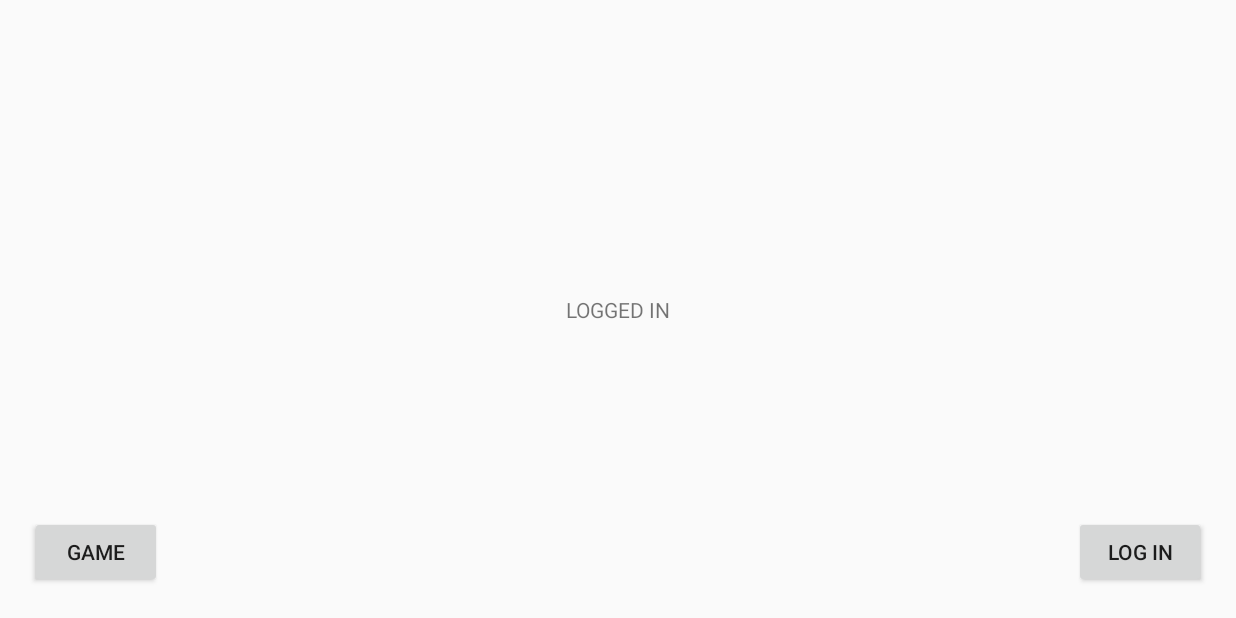
After one commit to TomaszTurkiewicz/Eggs, an Android app: the LoginActivity screen opened directly, with no data from a screen before it, on a phone screen of 824 x 412 dp (held sideways). The commit adds this screen. Run offline under Robolectric (Android 15) with nearby library versions, the phone set to English and light mode, and no system bars; our stand-ins replace Firebase (no records; nobody signed in at launch, a user with empty details on screens opened directly).

Commit message:
firebase auth (google)

```diff
--- a/app/src/main/AndroidManifest.xml
+++ b/app/src/main/AndroidManifest.xml
@@ -11,6 +11,10 @@
         android:supportsRtl="true"
         android:theme="@style/Theme.AppCompat.Light.NoActionBar.FullScreen">
         <activity
+            android:name=".LoginActivity"
+            android:screenOrientation="landscape"
+            tools:ignore="LockedOrientationActivity" />
+        <activity
             android:name=".MainActivity"
             android:screenOrientation="landscape"
             tools:ignore="LockedOrientationActivity">
--- /dev/null
+++ b/app/src/main/java/com/tt/eggs/LoginActivity.kt
@@ -0,0 +1,137 @@
+package com.tt.eggs
+
+import android.content.Intent
+import androidx.appcompat.app.AppCompatActivity
+import android.os.Bundle
+import android.util.Log
+import android.view.View
+import com.google.android.gms.auth.api.signin.GoogleSignIn
+import com.google.android.gms.auth.api.signin.GoogleSignInClient
+import com.google.android.gms.auth.api.signin.GoogleSignInOptions
+import com.google.android.gms.common.api.ApiException
+import com.google.firebase.auth.FirebaseAuth
+import com.google.firebase.auth.FirebaseUser
+import com.google.firebase.auth.GoogleAuthProvider
+import kotlinx.android.synthetic.main.activity_login.*
+
+class LoginActivity : AppCompatActivity() {
+
+    private lateinit var auth: FirebaseAuth
+    private lateinit var googleSignInClient: GoogleSignInClient
+
+    /**------------------ activity life cycle -------------------------------------**/
+    override fun onCreate(savedInstanceState: Bundle?) {
+        super.onCreate(savedInstanceState)
+        // display full screen
+        fullScreen()
+        setContentView(R.layout.activity_login)
+
+        auth = FirebaseAuth.getInstance()
+
+        val currentUser = auth.currentUser
+        updateUI(currentUser)
+
+        setButtonsActions()
+
+        val gso = GoogleSignInOptions.Builder(GoogleSignInOptions.DEFAULT_SIGN_IN)
+            .requestIdToken(getString(R.string.default_web_client_id))
+            .requestEmail()
+            .build()
+
+        googleSignInClient = GoogleSignIn.getClient(this,gso)
+
+    }
+
+
+
+    /**-------------------------- displaying functions -------------------------------**/
+
+    // full screen
+    private fun fullScreen(){
+        window.decorView.systemUiVisibility = (View.SYSTEM_UI_FLAG_IMMERSIVE
+                or View.SYSTEM_UI_FLAG_LAYOUT_STABLE
+                or View.SYSTEM_UI_FLAG_LAYOUT_HIDE_NAVIGATION
+                or View.SYSTEM_UI_FLAG_HIDE_NAVIGATION)
+
+        val decorView: View = window.decorView
+        decorView.setOnSystemUiVisibilityChangeListener { visibility ->
+            if(visibility and View.SYSTEM_UI_FLAG_FULLSCREEN==0){
+                decorView.systemUiVisibility = (View.SYSTEM_UI_FLAG_IMMERSIVE
+                        or View.SYSTEM_UI_FLAG_LAYOUT_STABLE
+                        or View.SYSTEM_UI_FLAG_LAYOUT_HIDE_NAVIGATION
+                        or View.SYSTEM_UI_FLAG_HIDE_NAVIGATION)
+            }
+        }
+    }
+
+    private fun updateUI(user:FirebaseUser?){
+        login_status.text = if(user!=null)"LOGGED IN" else "NOT LOGGED IN"
+
+    }
+
+
+    /** --------------------- buttons listeners -------------------------------**/
+
+    private fun setButtonsActions() {
+        backToGame.setOnClickListener {
+            val intent = Intent(this,MainActivity::class.java)
+            startActivity(intent)
+            finish()
+        }
+        googleSignIn.setOnClickListener {
+            if (auth.currentUser!=null){
+                signOut()
+            }else{
+                signIn()
+            }
+        }
+    }
+
+    /** ----------------------- sign in methods ---------------------------------**/
+
+    private fun signIn(){
+        val signInIntent = googleSignInClient.signInIntent
+        startActivityForResult(signInIntent, RC_SIGN_IN)
+    }
+
+    override fun onActivityResult(requestCode: Int, resultCode: Int, data: Intent?) {
+        super.onActivityResult(requestCode, resultCode, data)
+        if(requestCode == RC_SIGN_IN){
+            val task = GoogleSignIn.getSignedInAccountFromIntent(data)
+            try {
+                val account = task.getResult(ApiException::class.java)!!
+                firebaseAuthWithGoogle(account.idToken!!)
+            }
+            catch (e:ApiException){
+                Log.w("TAG", "Google sign in failed", e)
+            }
+        }
+    }
+
+    private fun firebaseAuthWithGoogle(idToken:String){
+        val credentials = GoogleAuthProvider.getCredential(idToken,null)
+        auth.signInWithCredential(credentials)
+            .addOnCompleteListener(this){ task ->
+                if(task.isSuccessful){
+                    val user = auth.currentUser
+                    updateUI(user)
+                }else{
+                    updateUI(null)
+                }
+            }
+    }
+
+    private fun signOut(){
+        auth.signOut()
+        googleSignInClient.signOut().addOnCompleteListener(this){
+            updateUI(null)
+        }
+    }
+    /** ------------------------ companion objects ----------------------------------**/
+
+
+    companion object{
+        private const val RC_SIGN_IN = 9001
+    }
+
+}
--- /dev/null
+++ b/app/src/main/res/layout/activity_login.xml
@@ -0,0 +1,37 @@
+<?xml version="1.0" encoding="utf-8"?>
+<androidx.constraintlayout.widget.ConstraintLayout xmlns:android="http://schemas.android.com/apk/res/android"
+    xmlns:app="http://schemas.android.com/apk/res-auto"
+    xmlns:tools="http://schemas.android.com/tools"
+    android:layout_width="match_parent"
+    android:layout_height="match_parent"
+    tools:context=".LoginActivity">
+
+    <Button
+        android:id="@+id/backToGame"
+        android:layout_width="wrap_content"
+        android:layout_height="wrap_content"
+        android:text="GAME"
+        app:layout_constraintLeft_toLeftOf="parent"
+        app:layout_constraintBottom_toBottomOf="parent"
+        android:layout_margin="20dp"/>
+
+    <Button
+        android:id="@+id/googleSignIn"
+        android:layout_width="wrap_content"
+        android:layout_height="wrap_content"
+        android:text="LOG IN"
+        app:layout_constraintBottom_toBottomOf="parent"
+        app:layout_constraintRight_toRightOf="parent"
+        android:layout_margin="20dp"/>
+
+    <TextView
+        android:id="@+id/login_status"
+        android:layout_width="wrap_content"
+        android:layout_height="wrap_content"
+        app:layout_constraintTop_toTopOf="parent"
+        app:layout_constraintBottom_toBottomOf="parent"
+        app:layout_constraintLeft_toLeftOf="parent"
+        app:layout_constraintRight_toRightOf="parent"/>
+
+
+</androidx.constraintlayout.widget.ConstraintLayout>
--- a/app/src/main/res/values/strings.xml
+++ b/app/src/main/res/values/strings.xml
@@ -1,3 +1,4 @@
 <resources>
     <string name="app_name">Eggs</string>
+    <string name="demo">DEMO</string>
 </resources>
```
Also changed, not shown: app/src/main/java/com/tt/eggs/MainActivity.kt (+19 -10 lines), app/src/main/java/com/tt/eggs/classes/User.kt (added, +9 -0 lines), app/src/main/res/drawable/account.xml (added, +9 -0 lines), app/src/main/res/layout/activity_main.xml (+9 -0 lines).
